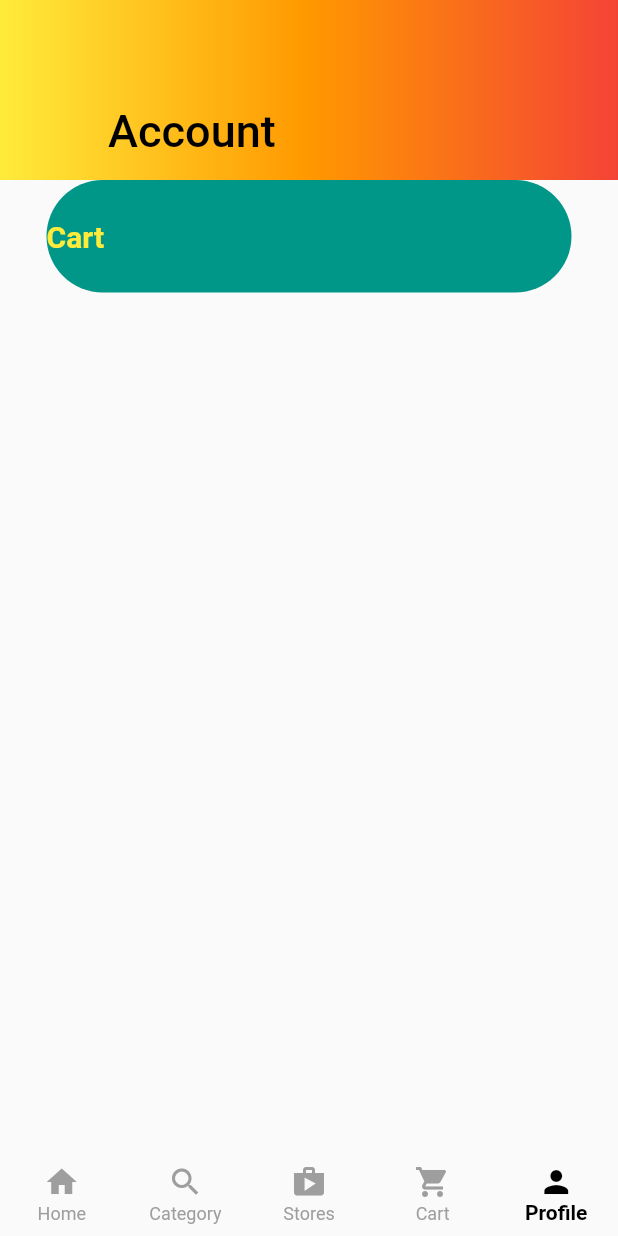
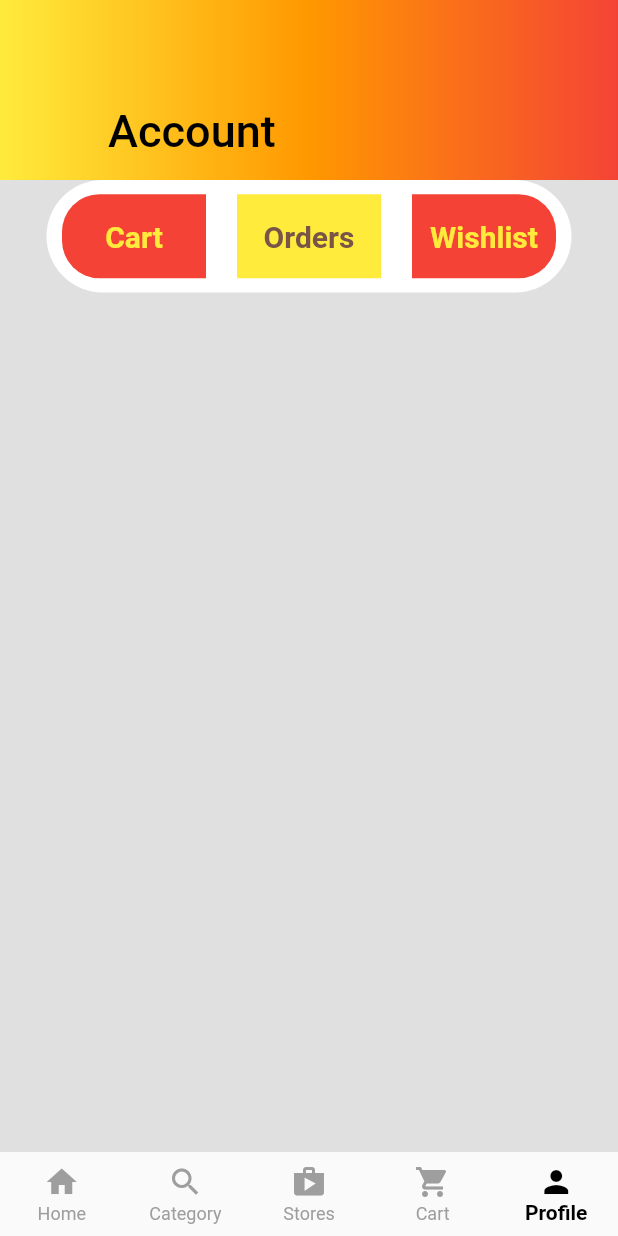
Before and after one commit to fluttberry/shopify_app, a Flutter app: the screen it shows after launch, item 5 of the bottom bar chosen, on a phone screen of 412 x 824 dp. Run offline on Flutter 3.47's test engine with Material 2 defaults, Android fonts, the phone set to English and light mode, and no system bars.

Commit message:
prifile ongoing

```diff
--- a/lib/app/constants/presentation/main_screen/category_screen.dart
+++ b/lib/app/constants/presentation/main_screen/category_screen.dart
@@ -34,10 +34,10 @@ class _CategoryScreenState extends State<CategoryScreen> {
   @override
   void initState() {
     for (var element in items) {
-      element.isSelected = true;
+      element.isSelected = false;
     }
     setState(() {
-      items[0].isSelected = false;
+      items[0].isSelected = true;
     });
     super.initState();
   }
--- a/lib/app/constants/presentation/main_screen/profile_screen.dart
+++ b/lib/app/constants/presentation/main_screen/profile_screen.dart
@@ -1,5 +1,4 @@
 import 'package:flutter/material.dart';
-
 import 'package:shopify_app/app/constants/colors/app_colors.dart';
 
 class ProfileScreen extends StatefulWidget {
@@ -13,6 +12,7 @@ class _ProfileScreenState extends State<ProfileScreen> {
   @override
   Widget build(BuildContext context) {
     return Scaffold(
+      backgroundColor: AppColors.grey.shade300,
       body: CustomScrollView(
         slivers: [
           SliverAppBar(
@@ -52,17 +52,90 @@ class _ProfileScreenState extends State<ProfileScreen> {
                   height: 75,
                   width: 350,
                   decoration: BoxDecoration(
-                    color: AppColors.teal,
+                    color: AppColors.white,
                     borderRadius: BorderRadius.circular(50),
                   ),
                   child: Row(
-                    children: const [
-                      Text(
-                        'Cart',
-                        style: TextStyle(
-                          color: AppColors.yellow,
-                          fontSize: 20,
-                          fontWeight: FontWeight.bold,
+                    mainAxisAlignment: MainAxisAlignment.spaceAround,
+                    children: [
+                      Container(
+                        decoration: const BoxDecoration(
+                          color: Colors.red,
+                          borderRadius: BorderRadius.only(
+                            topLeft: Radius.circular(
+                              25,
+                            ),
+                            bottomLeft: Radius.circular(
+                              25,
+                            ),
+                          ),
+                        ),
+                        child: TextButton(
+                          onPressed: () {},
+                          child: const SizedBox(
+                            height: 40,
+                            width: 80,
+                            child: Center(
+                              child: Text(
+                                'Cart',
+                                style: TextStyle(
+                                  color: AppColors.yellow,
+                                  fontSize: 20,
+                                  fontWeight: FontWeight.bold,
+                                ),
+                              ),
+                            ),
+                          ),
+                        ),
+                      ),
+                      Container(
+                        color: AppColors.yellow,
+                        child: TextButton(
+                          onPressed: () {},
+                          child: const SizedBox(
+                            height: 40,
+                            width: 80,
+                            child: Center(
+                              child: Text(
+                                'Orders',
+                                style: TextStyle(
+                                  color: AppColors.brown,
+                                  fontSize: 20,
+                                  fontWeight: FontWeight.bold,
+                                ),
+                              ),
+                            ),
+                          ),
+                        ),
+                      ),
+                      Container(
+                        decoration: const BoxDecoration(
+                          color: AppColors.red,
+                          borderRadius: BorderRadius.only(
+                            topRight: Radius.circular(
+                              25,
+                            ),
+                            bottomRight: Radius.circular(
+                              25,
+                            ),
+                          ),
+                        ),
+                        child: TextButton(
+                          onPressed: () {},
+                          child: const SizedBox(
+                            height: 40,
+                            width: 80,
+                            child: Center(
+                              child: Text(
+                                'Wishlist',
+                                style: TextStyle(
+                                  color: AppColors.yellow,
+                                  fontSize: 20,
+                                  fontWeight: FontWeight.bold,
+                                ),
+                              ),
+                            ),
+                          ),
                         ),
                       ),
                     ],
@@ -76,3 +149,4 @@ class _ProfileScreenState extends State<ProfileScreen> {
     );
   }
 }
+//https://www.youtube.com/watch?v=e9gkL0Mk9o0 15-35
```
